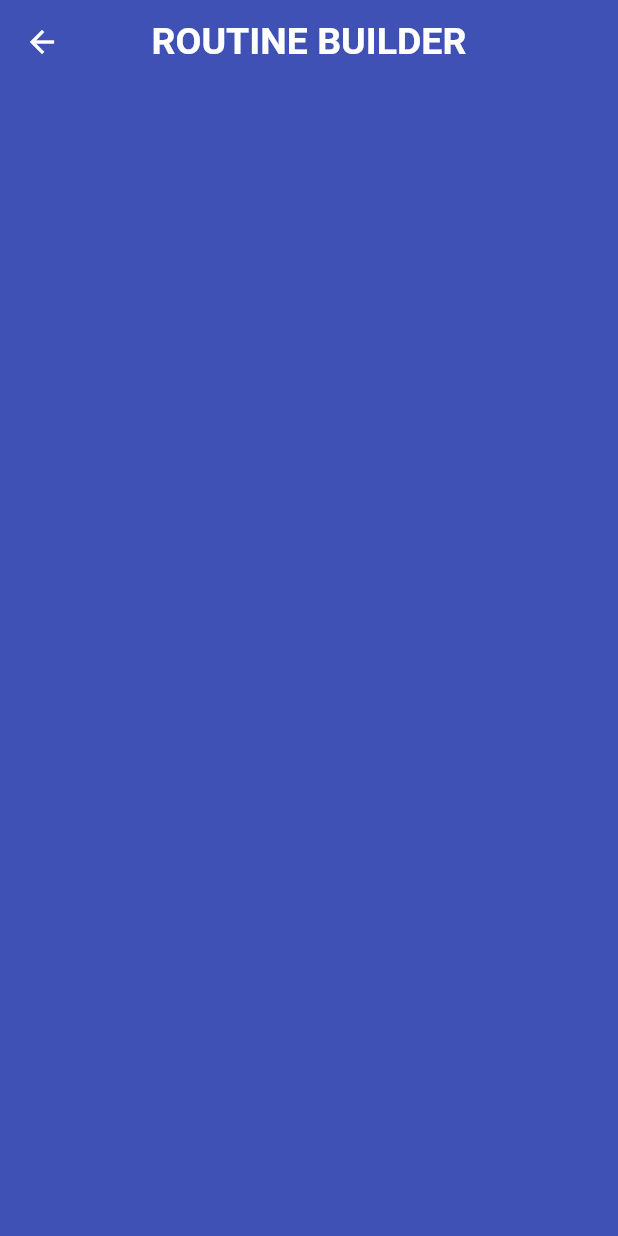
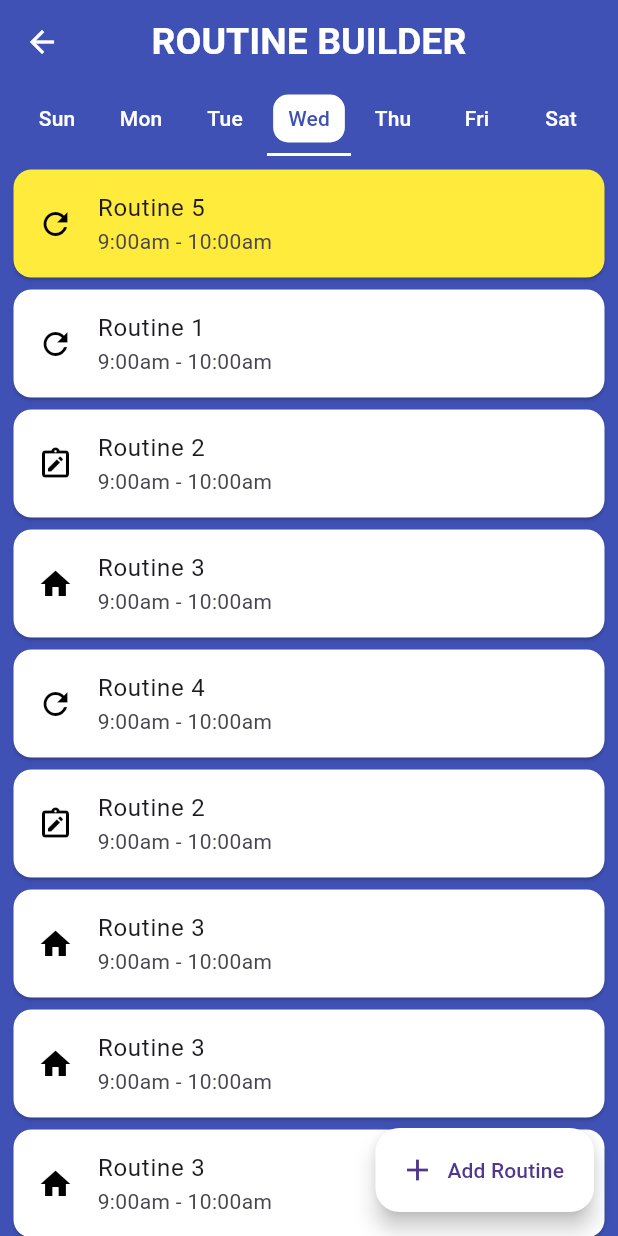
Before and after one commit to olopsc-rxaliman/studyante, a Flutter app: the screen it shows after launch, after a tap on "Routine Builder", on a phone screen of 412 x 824 dp. Run offline on Flutter 3.47's test engine with Material 3 defaults, Android fonts, the phone set to English and light mode, and no system bars; our stand-ins replace animated_list_plus, hive_flutter; accounts and stored records are empty.

Commit message:
Added routine builder UI (not yet functional)

```diff
--- /dev/null
+++ b/lib/components/routinebuilder_tabview.dart
@@ -0,0 +1,38 @@
+import "package:flutter/material.dart";
+import "package:studyante/hive/hive_constants.dart";
+
+class RoutineBuilderTabView extends StatelessWidget {
+  final List<Map> routineList;
+
+  const RoutineBuilderTabView({
+    super.key,
+    required this.routineList,
+  });
+
+  @override
+  Widget build(BuildContext context) {
+    return ListView.builder(
+      physics: const BouncingScrollPhysics(),
+      padding: const EdgeInsets.all(5.0),
+      itemCount: routineList.length,
+      itemBuilder: (context, index) {
+        Map routine = routineList[index];
+
+        return Card(
+          color: routine['name'] == "Routine 5" ? Colors.yellow : Colors.white,
+          child: ListTile(
+            leading: Icon(
+              routine['type'] == RoutineType.misc.index ? Icons.refresh
+              : routine['type'] == RoutineType.school.index ? Icons.note_alt_outlined
+              : routine['type'] == RoutineType.home.index ? Icons.home
+              : Icons.question_mark,
+              color: Colors.black,
+            ),
+            title: Text(routine['name']),
+            subtitle: Text(routine['time']),
+          ),
+        );
+      }
+    );
+  }
+}
--- a/lib/components/routinebuilder_widget.dart
+++ b/lib/components/routinebuilder_widget.dart
@@ -1,37 +1,9 @@
-import "package:flutter/cupertino.dart";
 import "package:flutter/material.dart";
-import "package:flutter/widgets.dart";
 import "package:studyante/components/base_widget.dart";
 import "package:studyante/pages/routinebuilder_page.dart";
 
 class RoutineBuilderWidget extends StatelessWidget {
   const RoutineBuilderWidget({super.key});
-
-  Widget textInsideCircle({required String text, bool? filled}) {
-    return Container(
-      decoration: ShapeDecoration(
-        shape: const CircleBorder(
-          side: BorderSide(
-            strokeAlign: BorderSide.strokeAlignInside,
-            color: Colors.white,
-            width: 1,
-          ),
-        ),
-        color: filled == true ? Colors.white : null,
-      ),
-      child: Padding(
-        padding: const EdgeInsets.all(8.0),
-        child: Text(
-          text,
-          style: TextStyle(
-            color: filled == true ? Colors.indigo : Colors.white,
-            fontSize: 12,
-            fontWeight: FontWeight.w500,
-          ),
-        ),
-      ),
-    );
-  }
 
   @override
   Widget build(BuildContext context) {
@@ -43,27 +15,19 @@ class RoutineBuilderWidget extends StatelessWidget {
           builder: (context) => const RoutineBuilderPage(),
         ),
       ),
-      child: Column(
-        crossAxisAlignment: CrossAxisAlignment.start,
+      child: const Padding(
+        padding: EdgeInsets.only(bottom: 8),
+        child: Wrap(
+          alignment: WrapAlignment.start,
+          spacing: 20,
+          runSpacing: 10,
           children: [
-          Row(
-            mainAxisAlignment: MainAxisAlignment.spaceBetween,
-            children: [
-              textInsideCircle(text: "Sun"),
-              textInsideCircle(text: "Mon"),
-              textInsideCircle(text: "Tue", filled: true),
-              textInsideCircle(text: "Wed"),
-              textInsideCircle(text: "Thu"),
-              textInsideCircle(text: "Fri"),
-              textInsideCircle(text: "Sat"),
-            ],
-          ),
-          const SizedBox(height: 10),
-          const Row(
+            IntrinsicWidth(
+              child: Row(
                 children: [
                   Icon(
-                // Icons.note_alt_outlined, // Subject
-                Icons.refresh, // Routine
+                    Icons.note_alt_outlined, // Subject
+                    // Icons.refresh, // Routine
                     color: Colors.white,
                     size: 30,
                   ),
@@ -73,21 +37,23 @@ class RoutineBuilderWidget extends StatelessWidget {
                       crossAxisAlignment: CrossAxisAlignment.start,
                       children: [
                         Text(
-                      "Current Routine",
+                          "Current Subject",
                           style: TextStyle(
                             color: Colors.white,
                             fontSize: 12,
                           ),
                         ),
                         Text(
-                      "Studying",
+                          "Science, Technology and Society",
+                          overflow: TextOverflow.fade,
+                          softWrap: false,
                           style: TextStyle(
                             color: Colors.white,
                             fontSize: 25,
                           ),
                         ),
                         Text(
-                      "1:00 PM - 3:00 PM",
+                          "(Mon, Wed) 1:00 PM - 3:00 PM",
                           style: TextStyle(
                             color: Colors.white,
                             fontSize: 12,
@@ -98,7 +64,51 @@ class RoutineBuilderWidget extends StatelessWidget {
                   ),
                 ],
               ),
+            ),
+            IntrinsicWidth(
+              child: Row(
+                children: [
+                  Icon(
+                    Icons.keyboard_double_arrow_right,
+                    color: Colors.white,
+                    size: 30,
+                  ),
+                  SizedBox(width: 10),
+                  Expanded(
+                    child: Column(
+                      crossAxisAlignment: CrossAxisAlignment.start,
+                      children: [
+                        Text(
+                          "Next",
+                          style: TextStyle(
+                            color: Colors.white,
+                            fontSize: 12,
+                          ),
+                        ),
+                        Text(
+                          "Rizal's Life, Works and Readings",
+                          softWrap: false,
+                          overflow: TextOverflow.fade,
+                          style: TextStyle(
+                            color: Colors.white,
+                            fontSize: 18,
+                          ),
+                        ),
+                        Text(
+                          "(Wed) 3:00 PM - 4:00 PM",
+                          style: TextStyle(
+                            color: Colors.white,
+                            fontSize: 12,
+                          ),
+                        ),
                       ],
+                    ),
+                  ),
+                ],
+              ),
+            ),
+          ],
+        ),
       ),
     );
   }
--- a/lib/hive/hive_constants.dart
+++ b/lib/hive/hive_constants.dart
@@ -7,3 +7,10 @@ enum TaskStatus {
   active,
   done,
 }
+
+// Routine Type Enumeration
+enum RoutineType {
+  misc,
+  school,
+  home,
+}
--- a/lib/pages/routinebuilder_page.dart
+++ b/lib/pages/routinebuilder_page.dart
@@ -1,4 +1,8 @@
 import "package:flutter/material.dart";
+import "package:intl/intl.dart";
+import "package:studyante/components/routinebuilder_add_modify_routine.dart";
+import "package:studyante/components/routinebuilder_tabview.dart";
+import "package:studyante/hive/hive_constants.dart";
 
 class RoutineBuilderPage extends StatefulWidget {
   const RoutineBuilderPage({super.key});
@@ -8,9 +12,37 @@ class RoutineBuilderPage extends StatefulWidget {
 }
 
 class _RoutineBuilderPageState extends State<RoutineBuilderPage> {
+  final String currentDayOfWeekAbbr = DateFormat(DateFormat.ABBR_WEEKDAY).format(DateTime.now());
+  final List dayOfWeekAbbr = ["Sun","Mon","Tue","Wed","Thu","Fri","Sat"];
+
+  Widget tabDisplay({required String text, required bool highlighted}) => Tab(
+    icon: highlighted == true ? Container(
+      decoration: BoxDecoration(
+        borderRadius: BorderRadius.circular(10),
+        color: Colors.white,
+      ),
+      child: Padding(
+        padding: const EdgeInsets.symmetric(
+          vertical: 6.0,
+          horizontal: 10.0,
+        ),
+        child: Text(
+          text,
+          style: const TextStyle(color: Colors.indigo),
+        ),
+      ),
+    )
+    : Text(text),
+  );
+
   @override
   Widget build(BuildContext context) {
-    return Scaffold(
+    int dayOfWeekIndex = dayOfWeekAbbr.indexOf(currentDayOfWeekAbbr);
+
+    return DefaultTabController(
+      initialIndex: dayOfWeekIndex,
+      length: 7,
+      child: Scaffold(
         backgroundColor: Colors.indigo,
         appBar: AppBar(
           backgroundColor: Colors.indigo,
@@ -24,6 +56,58 @@ class _RoutineBuilderPageState extends State<RoutineBuilderPage> {
               fontWeight: FontWeight.bold,
             ),
           ),
+          bottom: TabBar(
+            padding: const EdgeInsets.symmetric(horizontal: 10),
+            dividerColor: Colors.transparent,
+            overlayColor: WidgetStateProperty.all(Colors.transparent),
+            indicatorColor: Colors.white,
+            labelColor: Colors.white,
+            labelPadding: EdgeInsets.zero,
+            unselectedLabelColor: Colors.white,
+            indicatorSize: TabBarIndicatorSize.tab,
+            tabs: List.generate(
+              7,
+              (index) => tabDisplay(
+                text: dayOfWeekAbbr[index],
+                highlighted: dayOfWeekAbbr[index] == currentDayOfWeekAbbr
+              ),
+            ),
+          ),
+        ),
+        body: TabBarView(
+          physics: const BouncingScrollPhysics(),
+          children: List.generate(
+            7,
+            (index) => RoutineBuilderTabView(
+            routineList: [
+              {'name': "Routine 5", 'time': "9:00am - 10:00am", 'type': RoutineType.misc.index},
+              {'name': "Routine 1", 'time': "9:00am - 10:00am", 'type': RoutineType.misc.index},
+              {'name': "Routine 2", 'time': "9:00am - 10:00am", 'type': RoutineType.school.index},
+              {'name': "Routine 3", 'time': "9:00am - 10:00am", 'type': RoutineType.home.index},
+              {'name': "Routine 4", 'time': "9:00am - 10:00am", 'type': RoutineType.misc.index},
+              {'name': "Routine 2", 'time': "9:00am - 10:00am", 'type': RoutineType.school.index},
+              {'name': "Routine 3", 'time': "9:00am - 10:00am", 'type': RoutineType.home.index},
+              {'name': "Routine 3", 'time': "9:00am - 10:00am", 'type': RoutineType.home.index},
+              {'name': "Routine 3", 'time': "9:00am - 10:00am", 'type': RoutineType.home.index},
+              {'name': "Routine 3", 'time': "9:00am - 10:00am", 'type': RoutineType.home.index},
+              {'name': "Routine 2", 'time': "9:00am - 10:00am", 'type': RoutineType.school.index},
+              {'name': "Routine 3", 'time': "9:00am - 10:00am", 'type': RoutineType.home.index},
+              {'name': "Routine 3", 'time': "9:00am - 10:00am", 'type': RoutineType.home.index},
+              {'name': "Routine 2", 'time': "9:00am - 10:00am", 'type': RoutineType.school.index},
+              {'name': "Routine 3", 'time': "9:00am - 10:00am", 'type': RoutineType.home.index},
+            ],
+          )),
+        ),
+        floatingActionButton: FloatingActionButton.extended(
+          backgroundColor: Colors.white,
+          icon: const Icon(Icons.add),
+          label: const Text("Add Routine"),
+          onPressed: () => Navigator.of(context).push(
+            MaterialPageRoute(
+              builder: (context) => const RoutineBuilderAddModifyRoutinePage(),
+            ),
+          ),
+        ),
       ),
     );
   }
```
Also changed, not shown: lib/components/routinebuilder_add_modify_routine.dart (added, +106 -0 lines). Lines whose indentation alone changed are shown as unchanged.
